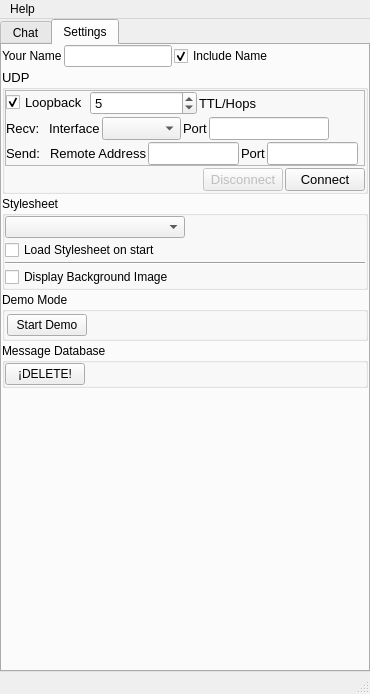
This is src/MainWindow/mainwindow.ui in cyberlord8/ChesterTheChat as Qt 5 draws it before an edit. The edited form follows.
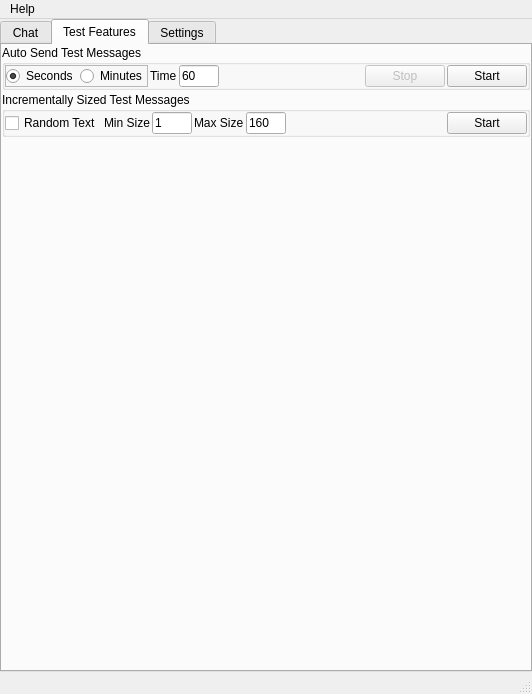
This is the edited form. The open tabs and pages were chosen to show the change.

What changed in the file:
```diff
--- a/src/MainWindow/mainwindow.ui
+++ b/src/MainWindow/mainwindow.ui
@@ -6,7 +6,7 @@
    <rect>
     <x>0</x>
     <y>0</y>
-    <width>370</width>
+    <width>532</width>
     <height>694</height>
    </rect>
   </property>
@@ -148,6 +148,271 @@
         </item>
        </layout>
       </widget>
+      <widget class="QWidget" name="tabSpecialFeatures">
+       <attribute name="title">
+        <string>Test Features</string>
+       </attribute>
+       <layout class="QVBoxLayout" name="verticalLayout_3">
+        <property name="spacing">
+         <number>2</number>
+        </property>
+        <property name="leftMargin">
+         <number>0</number>
+        </property>
+        <property name="topMargin">
+         <number>0</number>
+        </property>
+        <property name="rightMargin">
+         <number>0</number>
+        </property>
+        <property name="bottomMargin">
+         <number>0</number>
+        </property>
+        <item>
+         <widget class="QGroupBox" name="groupBox_3">
+          <property name="title">
+           <string>Auto Send Test Messages</string>
+          </property>
+          <layout class="QHBoxLayout" name="horizontalLayout_9">
+           <property name="spacing">
+            <number>2</number>
+           </property>
+           <property name="leftMargin">
+            <number>0</number>
+           </property>
+           <property name="topMargin">
+            <number>0</number>
+           </property>
+           <property name="rightMargin">
+            <number>0</number>
+           </property>
+           <property name="bottomMargin">
+            <number>0</number>
+           </property>
+           <item>
+            <widget class="QFrame" name="frame">
+             <property name="frameShape">
+              <enum>QFrame::Shape::StyledPanel</enum>
+             </property>
+             <property name="frameShadow">
+              <enum>QFrame::Shadow::Raised</enum>
+             </property>
+             <layout class="QHBoxLayout" name="horizontalLayout_8">
+              <property name="spacing">
+               <number>2</number>
+              </property>
+              <property name="leftMargin">
+               <number>0</number>
+              </property>
+              <property name="topMargin">
+               <number>0</number>
+              </property>
+              <property name="rightMargin">
+               <number>0</number>
+              </property>
+              <property name="bottomMargin">
+               <number>0</number>
+              </property>
+              <item>
+               <widget class="QRadioButton" name="radioButtonAutoSeconds">
+                <property name="text">
+                 <string>Seconds</string>
+                </property>
+                <property name="checked">
+                 <bool>true</bool>
+                </property>
+               </widget>
+              </item>
+              <item>
+               <widget class="QRadioButton" name="radioButtonAutoMinutes">
+                <property name="text">
+                 <string>Minutes</string>
+                </property>
+               </widget>
+              </item>
+             </layout>
+            </widget>
+           </item>
+           <item>
+            <widget class="QLabel" name="label_8">
+             <property name="text">
+              <string>Time</string>
+             </property>
+            </widget>
+           </item>
+           <item>
+            <widget class="QLineEdit" name="lineEditAutoSchedule">
+             <property name="sizePolicy">
+              <sizepolicy hsizetype="Fixed" vsizetype="Fixed">
+               <horstretch>0</horstretch>
+               <verstretch>0</verstretch>
+              </sizepolicy>
+             </property>
+             <property name="maximumSize">
+              <size>
+               <width>40</width>
+               <height>16777215</height>
+              </size>
+             </property>
+             <property name="inputMask">
+              <string>99</string>
+             </property>
+             <property name="text">
+              <string>60</string>
+             </property>
+            </widget>
+           </item>
+           <item>
+            <spacer name="horizontalSpacer">
+             <property name="orientation">
+              <enum>Qt::Orientation::Horizontal</enum>
+             </property>
+             <property name="sizeHint" stdset="0">
+              <size>
+               <width>40</width>
+               <height>20</height>
+              </size>
+             </property>
+            </spacer>
+           </item>
+           <item>
+            <widget class="QPushButton" name="pushButtonStopAutoSchedule">
+             <property name="enabled">
+              <bool>false</bool>
+             </property>
+             <property name="text">
+              <string>Stop</string>
+             </property>
+            </widget>
+           </item>
+           <item>
+            <widget class="QPushButton" name="pushButtonStartAutoSchedule">
+             <property name="text">
+              <string>Start</string>
+             </property>
+            </widget>
+           </item>
+          </layout>
+         </widget>
+        </item>
+        <item>
+         <widget class="QGroupBox" name="groupBox_2">
+          <property name="title">
+           <string>Incrementally Sized Test Messages</string>
+          </property>
+          <layout class="QHBoxLayout" name="horizontalLayout_2">
+           <property name="spacing">
+            <number>2</number>
+           </property>
+           <property name="leftMargin">
+            <number>0</number>
+           </property>
+           <property name="topMargin">
+            <number>0</number>
+           </property>
+           <property name="rightMargin">
+            <number>0</number>
+           </property>
+           <property name="bottomMargin">
+            <number>0</number>
+           </property>
+           <item>
+            <widget class="QCheckBox" name="checkBoxRandomText">
+             <property name="text">
+              <string>Random Text</string>
+             </property>
+            </widget>
+           </item>
+           <item>
+            <widget class="QLabel" name="label_4">
+             <property name="text">
+              <string>Min Size</string>
+             </property>
+            </widget>
+           </item>
+           <item>
+            <widget class="QLineEdit" name="lineEditMinSize">
+             <property name="sizePolicy">
+              <sizepolicy hsizetype="Fixed" vsizetype="Fixed">
+               <horstretch>0</horstretch>
+               <verstretch>0</verstretch>
+              </sizepolicy>
+             </property>
+             <property name="maximumSize">
+              <size>
+               <width>40</width>
+               <height>16777215</height>
+              </size>
+             </property>
+             <property name="text">
+              <string>1</string>
+             </property>
+            </widget>
+           </item>
+           <item>
+            <widget class="QLabel" name="label_7">
+             <property name="text">
+              <string>Max Size</string>
+             </property>
+            </widget>
+           </item>
+           <item>
+            <widget class="QLineEdit" name="lineEditMaxSize">
+             <property name="sizePolicy">
+              <sizepolicy hsizetype="Fixed" vsizetype="Fixed">
+               <horstretch>0</horstretch>
+               <verstretch>0</verstretch>
+              </sizepolicy>
+             </property>
+             <property name="maximumSize">
+              <size>
+               <width>40</width>
+               <height>16777215</height>
+              </size>
+             </property>
+             <property name="text">
+              <string>160</string>
+             </property>
+            </widget>
+           </item>
+           <item>
+            <spacer name="horizontalSpacer_7">
+             <property name="orientation">
+              <enum>Qt::Orientation::Horizontal</enum>
+             </property>
+             <property name="sizeHint" stdset="0">
+              <size>
+               <width>165</width>
+               <height>20</height>
+              </size>
+             </property>
+            </spacer>
+           </item>
+           <item>
+            <widget class="QPushButton" name="pushButtonStartIncrementalMessages">
+             <property name="text">
+              <string>Start</string>
+             </property>
+            </widget>
+           </item>
+          </layout>
+         </widget>
+        </item>
+        <item>
+         <spacer name="verticalSpacer_2">
+          <property name="orientation">
+           <enum>Qt::Orientation::Vertical</enum>
+          </property>
+          <property name="sizeHint" stdset="0">
+           <size>
+            <width>20</width>
+            <height>40</height>
+           </size>
+          </property>
+         </spacer>
+        </item>
+       </layout>
+      </widget>
       <widget class="QWidget" name="tabSettings">
        <attribute name="title">
         <string>Settings</string>
@@ -509,7 +774,7 @@
              <item>
               <widget class="QPushButton" name="pushButtonDisconnect">
                <property name="enabled">
-                <bool>false</bool>
+                <bool>true</bool>
                </property>
                <property name="toolTip">
                 <string>DIsconnects the read and write sockets</string>
@@ -744,7 +1009,7 @@
     <rect>
      <x>0</x>
      <y>0</y>
-     <width>370</width>
+     <width>532</width>
      <height>21</height>
     </rect>
    </property>
```
Left out of the diff: 19 changed lines with no effect on the pictures.
